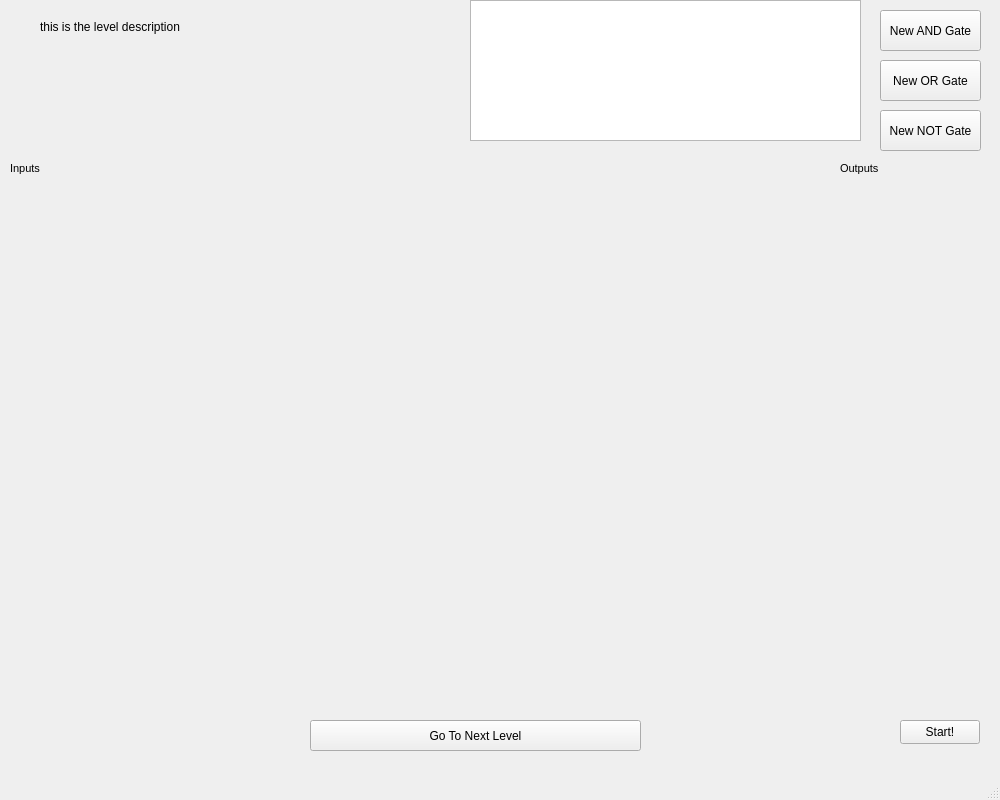
Qt form assignment9/mainwindow.ui (UofU-CS3505/cs3505-assignment9-Figodes) before a commit.
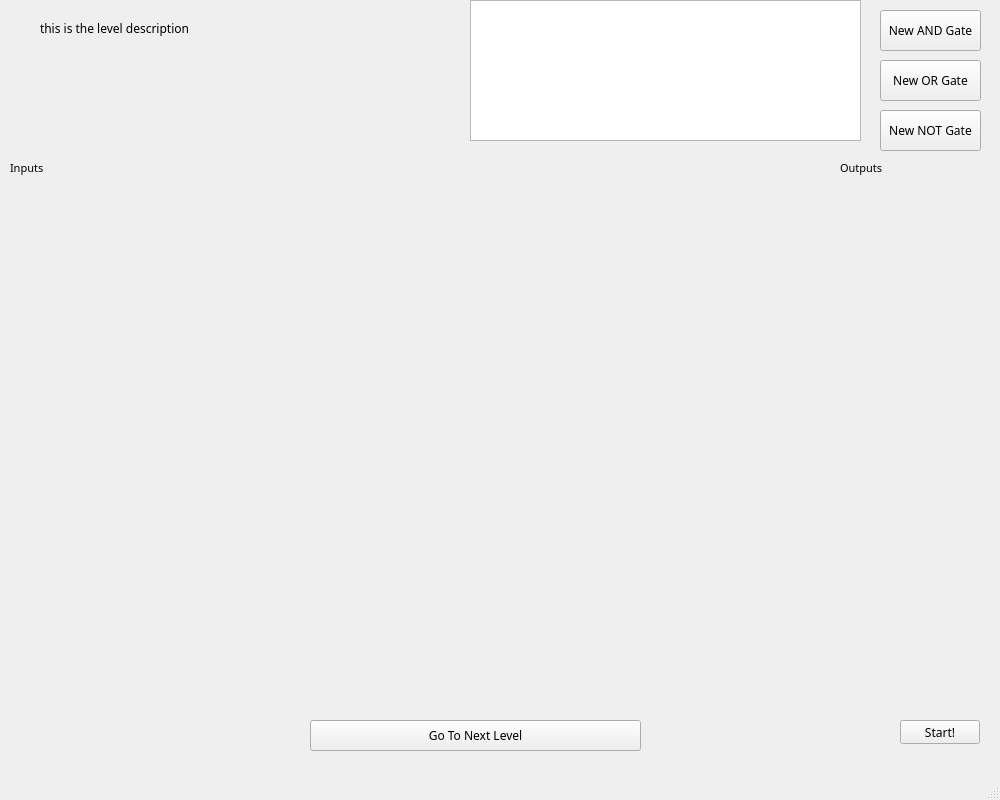
The same form after that commit.

Patch:
```diff
--- a/assignment9/mainwindow.ui
+++ b/assignment9/mainwindow.ui
@@ -10,6 +10,11 @@
     <height>800</height>
    </rect>
   </property>
+  <property name="font">
+   <font>
+    <family>Source Code Pro</family>
+   </font>
+  </property>
   <property name="mouseTracking">
    <bool>true</bool>
   </property>
@@ -17,6 +22,11 @@
    <string>MainWindow</string>
   </property>
   <widget class="QWidget" name="centralwidget">
+   <property name="font">
+    <font>
+     <family>Source Code Pro</family>
+    </font>
+   </property>
    <widget class="QLabel" name="canvas">
     <property name="geometry">
      <rect>
@@ -39,6 +49,11 @@
       <height>41</height>
      </rect>
     </property>
+    <property name="font">
+     <font>
+      <family>Source Code Pro</family>
+     </font>
+    </property>
     <property name="text">
      <string>New AND Gate</string>
     </property>
@@ -108,6 +123,7 @@
     </property>
     <property name="font">
      <font>
+      <family>Source Code Pro</family>
       <pointsize>8</pointsize>
      </font>
     </property>
@@ -126,6 +142,7 @@
     </property>
     <property name="font">
      <font>
+      <family>Source Code Pro</family>
       <pointsize>8</pointsize>
      </font>
     </property>
```
